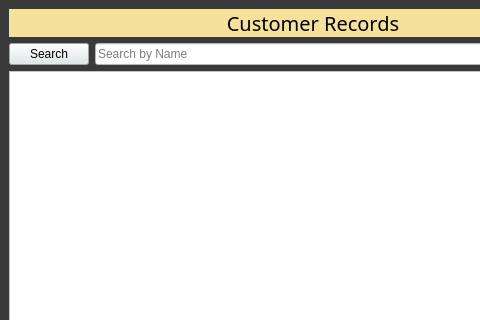
Before: the Qt Designer form cust_rec.ui in Aenan05/MAXPC, drawn with Qt 5; both pictures show x 0 to 480 and y 0 to 320 of the 626 by 487 pixel window.
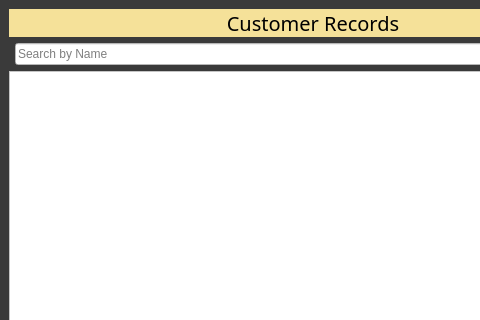
After: the same form once the commit is applied.

Commit message: 6.6.15.12 bugfixes/search functions

```diff
--- a/cust_rec.ui
+++ b/cust_rec.ui
@@ -44,18 +44,6 @@
             </property>
            </widget>
           </item>
-          <item row="1" column="0">
-           <widget class="QPushButton" name="pushButton">
-            <property name="styleSheet">
-             <string notr="true">background-color: rgb(253, 251, 132);
-background-color: #dfe9e8;
-</string>
-            </property>
-            <property name="text">
-             <string>Search</string>
-            </property>
-           </widget>
-          </item>
           <item row="1" column="1">
            <widget class="QLineEdit" name="lineEdit">
             <property name="styleSheet">
```
Left out of the diff: 2 changed lines with no effect on the pictures. The commit also changes 6 other files.
